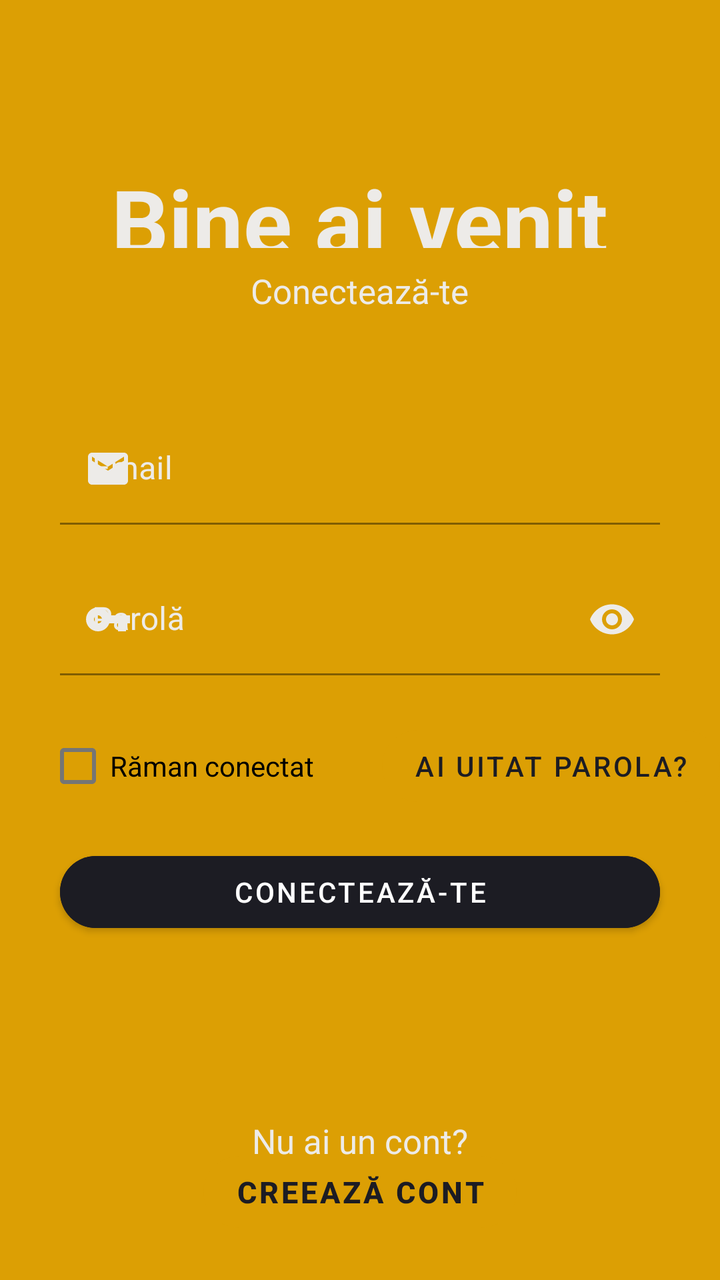
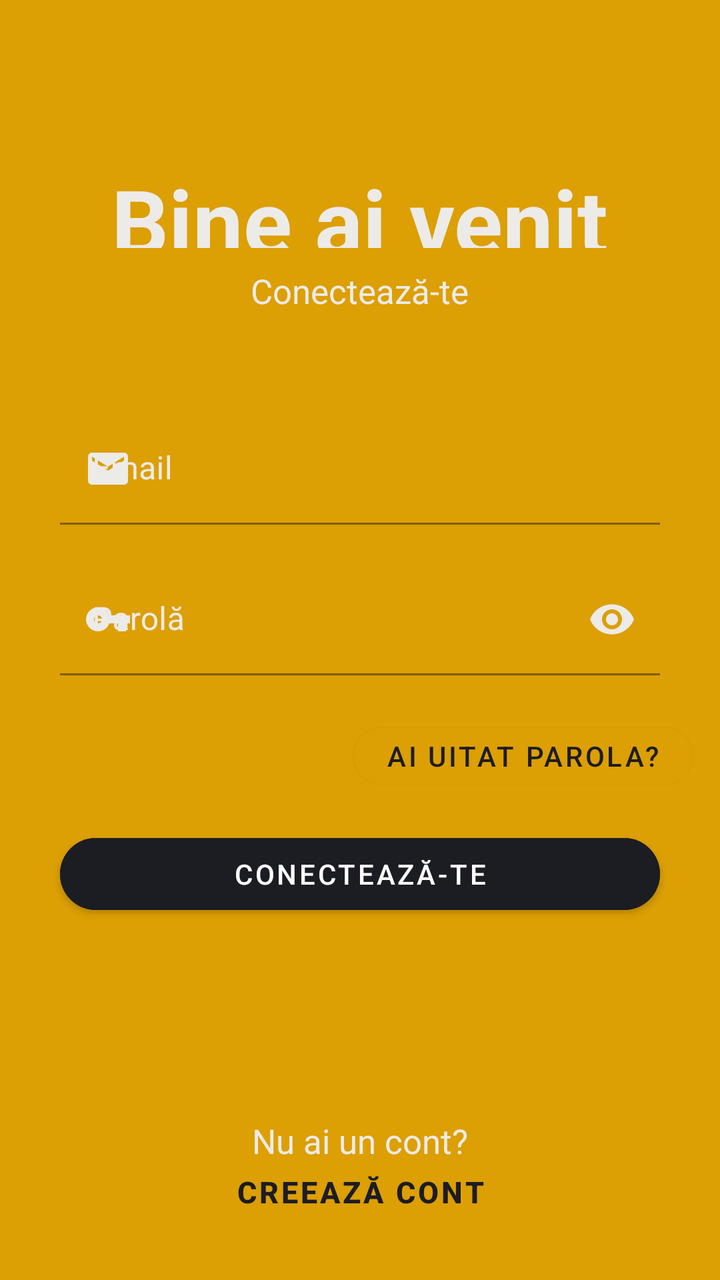

Before-and-after screenshots of an Android layout around one commit, followed by the original layout XML and the change that was made.
<!-- AndroidManifest.xml: application theme Theme.Login -->
<!-- res/layout/fragment_login.xml -->
<?xml version="1.0" encoding="utf-8"?>
<RelativeLayout xmlns:android="http://schemas.android.com/apk/res/android"
    xmlns:app="http://schemas.android.com/apk/res-auto"
    xmlns:tools="http://schemas.android.com/tools"
    android:layout_width="match_parent"
    android:layout_height="match_parent"
    android:background="@color/darkYellow"
    tools:context=".LoginFragment">

    <FrameLayout
        android:id="@+id/container"
        android:layout_width="match_parent"
        android:layout_height="0dp"
        tools:ignore="MergeRootFrame" />

    <TextView
        android:id="@+id/title"
        android:layout_width="wrap_content"
        android:layout_height="wrap_content"
        android:layout_above="@id/subtitle"
        android:layout_centerHorizontal="true"
        android:layout_marginTop="80dp"
        android:layout_marginBottom="10dp"
        android:text="Bine ai venit"
        android:textColor="@color/desertStorm"
        android:textSize="45sp"
        android:textStyle="bold" />

    <TextView
        android:id="@+id/subtitle"
        android:layout_width="wrap_content"
        android:layout_height="wrap_content"
        android:layout_above="@id/loginEmail"
        android:layout_centerHorizontal="true"
        android:layout_marginStart="25dp"
        android:layout_marginBottom="50dp"
        android:text="@string/login"
        android:textColor="@color/desertStorm"
        android:textSize="17sp" />

    <com.google.android.material.textfield.TextInputLayout
        android:id="@+id/loginEmail"
        android:layout_width="match_parent"
        android:layout_height="wrap_content"
        android:layout_above="@id/loginPassword"
        android:layout_marginLeft="30dp"
        android:layout_marginRight="30dp"
        android:backgroundTint="@color/desertStorm"
        android:hint="@string/email"
        android:textColor="@color/desertStorm"
        android:textColorHint="@color/desertStorm"
        android:textSize="15sp"
        app:startIconDrawable="@drawable/email_icon"
        app:startIconTint="@color/desertStorm"
        app:errorEnabled="true">

        <com.google.android.material.textfield.TextInputEditText
            android:layout_width="match_parent"
            android:layout_height="wrap_content"
            android:background="@color/darkYellow"
            android:inputType="textEmailAddress" />

    </com.google.android.material.textfield.TextInputLayout>

    <com.google.android.material.textfield.TextInputLayout
        android:id="@+id/loginPassword"
        android:layout_width="match_parent"
        android:layout_height="wrap_content"
        android:layout_centerInParent="true"
        android:layout_marginLeft="30dp"
        android:layout_marginTop="-1dp"
        android:layout_marginRight="30dp"
        android:backgroundTint="@color/desertStorm"
        android:hint="@string/password"
        android:inputType="textPassword"
        android:textColor="@color/desertStorm"
        android:textColorHint="@color/desertStorm"
        android:textSize="15sp"
        app:endIconMode="password_toggle"
        app:endIconTint="@color/desertStorm"
        app:startIconDrawable="@drawable/password_icon"
        app:startIconTint="@color/desertStorm"
        app:errorEnabled="true"
        app:errorIconDrawable="@null">

        <com.google.android.material.textfield.TextInputEditText
            android:id="@+id/loginPasswordTIET"
            android:layout_width="match_parent"
            android:layout_height="wrap_content"
            android:background="@color/darkYellow"
            android:inputType="textPassword" />

    </com.google.android.material.textfield.TextInputLayout>

    <CheckBox
        android:id="@+id/rememberMeCheckBox"
        android:layout_width="wrap_content"
        android:layout_height="wrap_content"
        android:layout_below="@id/loginPassword"
        android:layout_alignParentStart="true"
        android:layout_alignParentLeft="true"
        android:layout_centerInParent="true"
        android:layout_marginStart="23dp"
        android:layout_marginTop="1dp"
        android:text="Răman conectat" />

    <Button
        android:id="@+id/forgotPasswordButton"
        android:layout_width="wrap_content"
        android:layout_height="wrap_content"
        android:layout_below="@id/loginPassword"
        android:layout_alignParentRight="true"
        android:layout_marginTop="1dp"
        android:backgroundTint="@color/darkYellow"
        android:outlineSpotShadowColor="@color/darkYellow"
        android:text="@string/forgotPassword"
        android:textColor="@color/blackRussian"
        app:cornerRadius="20dp" />

    <Button
        android:id="@+id/loginButton"
        android:layout_width="match_parent"
        android:layout_height="wrap_content"
        android:layout_below="@id/forgotPasswordButton"
        android:layout_marginLeft="30dp"
        android:layout_marginTop="15dp"
        android:layout_marginRight="30dp"
        android:backgroundTint="@color/blackRussian"
        android:text="@string/login"
        android:textColor="@android:color/white"
        app:cornerRadius="20dp" />

    <TextView
        android:id="@+id/dontHaveAccout"
        android:layout_width="wrap_content"
        android:layout_height="wrap_content"
        android:layout_above="@id/createAccountButton"
        android:layout_centerHorizontal="true"
        android:layout_marginBottom="-10dp"
        android:text="@string/withoutAccount"
        android:textColor="@color/desertStorm"
        android:textSize="17sp" />

    <Button
        android:id="@+id/createAccountButton"
        android:layout_width="wrap_content"
        android:layout_height="wrap_content"
        android:layout_alignParentBottom="true"
        android:layout_centerHorizontal="true"
        android:layout_marginBottom="20dp"
        android:backgroundTint="@color/darkYellow"
        android:outlineSpotShadowColor="@color/darkYellow"
        android:text="@string/signUp"
        android:textColor="@color/blackRussian"
        android:textSize="15sp"
        android:textStyle="bold"
        app:cornerRadius="20dp" />

</RelativeLayout>
<!-- resources referenced by this layout -->
<resources>
  <color name="blackRussian">#1c1c23</color>
  <color name="darkYellow">#dc9f04</color>
  <color name="desertStorm">#edebe8</color>
  <!-- drawable email_icon (drawable) -->
  <vector android:height="24dp" android:tint="#FFFFFF"
      android:viewportHeight="24" android:viewportWidth="24"
      android:width="24dp" xmlns:android="http://schemas.android.com/apk/res/android">
      <path android:fillColor="@android:color/white" android:pathData="M20,4L4,4c-1.1,0 -1.99,0.9 -1.99,2L2,18c0,1.1 0.9,2 2,2h16c1.1,0 2,-0.9 2,-2L22,6c0,-1.1 -0.9,-2 -2,-2zM20,8l-8,5 -8,-5L4,6l8,5 8,-5v2z"/>
  </vector>
  <!-- drawable password_icon (drawable) -->
  <vector android:height="24dp" android:tint="#FFFFFF"
      android:viewportHeight="24" android:viewportWidth="24"
      android:width="24dp" xmlns:android="http://schemas.android.com/apk/res/android">
      <path android:fillColor="@android:color/white" android:pathData="M12.65,10C11.83,7.67 9.61,6 7,6c-3.31,0 -6,2.69 -6,6s2.69,6 6,6c2.61,0 4.83,-1.67 5.65,-4H17v4h4v-4h2v-4H12.65zM7,14c-1.1,0 -2,-0.9 -2,-2s0.9,-2 2,-2 2,0.9 2,2 -0.9,2 -2,2z"/>
  </vector>
  <string name="email">Email</string>
  <string name="forgotPassword">Ai uitat parola?</string>
  <string name="login">Conectează-te</string>
  <string name="password">Parolă</string>
  <string name="signUp">Creează cont</string>
  <string name="withoutAccount">Nu ai un cont?</string>
  <style name="Theme.Login" parent="Theme.MaterialComponents.DayNight.NoActionBar">
          
          <item name="colorPrimary">@color/purple_500</item>
          <item name="colorPrimaryVariant">@color/darkYellow</item>
          <item name="colorOnPrimary">@color/white</item>
          
          <item name="colorSecondary">@color/teal_200</item>
          <item name="colorSecondaryVariant">@color/teal_700</item>
          <item name="colorOnSecondary">@color/black</item>
          
          <item name="android:statusBarColor">?attr/colorPrimaryVariant</item>
          
      </style>
  <color name="purple_500">#FF6200EE</color>
  <color name="white">#FFFFFFFF</color>
  <color name="teal_200">#FF03DAC5</color>
  <color name="teal_700">#FF018786</color>
  <color name="black">#FF000000</color>
</resources>

<!-- the commit's change to res/layout/fragment_login.xml (unified diff, before → after) -->
@@ -78,10 +78,10 @@
         android:textSize="15sp"
         app:endIconMode="password_toggle"
         app:endIconTint="@color/desertStorm"
+        app:errorEnabled="true"
+        app:errorIconDrawable="@null"
         app:startIconDrawable="@drawable/password_icon"
-        app:startIconTint="@color/desertStorm"
-        app:errorEnabled="true"
-        app:errorIconDrawable="@null">
+        app:startIconTint="@color/desertStorm">
 
         <com.google.android.material.textfield.TextInputEditText
             android:id="@+id/loginPasswordTIET"
@@ -92,25 +92,25 @@
 
     </com.google.android.material.textfield.TextInputLayout>
 
-    <CheckBox
-        android:id="@+id/rememberMeCheckBox"
-        android:layout_width="wrap_content"
-        android:layout_height="wrap_content"
-        android:layout_below="@id/loginPassword"
-        android:layout_alignParentStart="true"
-        android:layout_alignParentLeft="true"
-        android:layout_centerInParent="true"
-        android:layout_marginStart="23dp"
-        android:layout_marginTop="1dp"
-        android:text="Răman conectat" />
+    
+    
+    
+    
+    
+    
+    
+    
+    
+    
+    
 
     <Button
         android:id="@+id/forgotPasswordButton"
         android:layout_width="wrap_content"
-        android:layout_height="wrap_content"
+        android:layout_height="40dp"
         android:layout_below="@id/loginPassword"
         android:layout_alignParentRight="true"
-        android:layout_marginTop="1dp"
+        android:layout_marginRight="14dp"
         android:backgroundTint="@color/darkYellow"
         android:outlineSpotShadowColor="@color/darkYellow"
         android:text="@string/forgotPassword"
